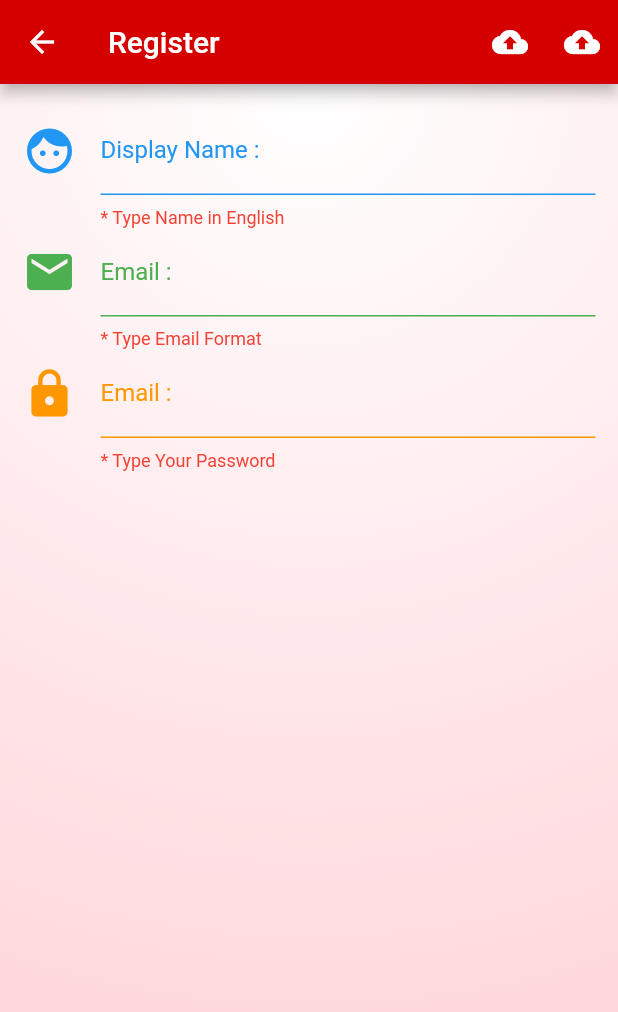
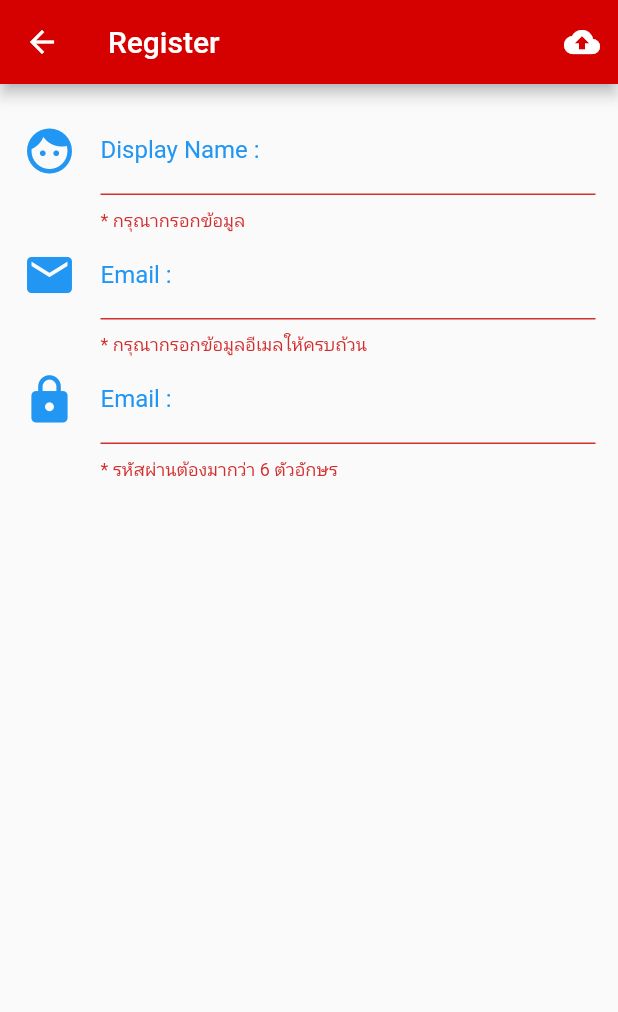
Before and after one commit to MMasterZ/armProject, a Flutter app: the Register screen opened directly, after a tap on the "cloud upload" icon, on a phone screen of 412 x 824 dp. Shown: the top 1012 px of the screen. Run offline on Flutter 3.47's test engine with Material 2 defaults, Android fonts, the phone set to English and light mode, and no system bars.

Commit message:
Register Validate

```diff
--- a/lib/screens/register.dart
+++ b/lib/screens/register.dart
@@ -9,12 +9,21 @@ class Register extends StatefulWidget {
 class _RegisterState extends State<Register> {
   // Explicit
   Color textColor = Colors.redAccent.shade700;
+  final formKey = GlobalKey<FormState>();
+  String name , email , password;
 
   // Methods
   Widget registerButton() {
     return IconButton(
       icon: Icon(Icons.cloud_upload),
-      onPressed: () {},
+      onPressed: () {
+        print('Register');
+
+        if (formKey.currentState.validate()) {
+          formKey.currentState.save();
+          print('name = $name , email = $email , password = $password');
+        }
+      },
     );
   }
 
@@ -35,9 +44,9 @@ class _RegisterState extends State<Register> {
         labelStyle: TextStyle(
           color: Colors.blue,
         ),
-        helperText: "* Type Name in English",
+        helperText: "Type Name in English",
         helperStyle: TextStyle(
-          color: Colors.red,
+          color: Colors.blue,
         ),
         hintText: "FirstName",
         hintStyle: TextStyle(
@@ -45,6 +54,15 @@ class _RegisterState extends State<Register> {
           color: Colors.grey[400],
         ),
       ),
+      validator: (String value) {
+        value = value.trim();
+        if (value.isEmpty) {
+          return '* กรุณากรอกข้อมูล';
+        }
+      },
+      onSaved: (String value){
+        name = value;
+      },
     );
   }
 
@@ -54,21 +72,21 @@ class _RegisterState extends State<Register> {
       decoration: InputDecoration(
         enabledBorder: UnderlineInputBorder(
           borderSide: BorderSide(
-            color: Colors.green,
+            color: Colors.blue,
           ),
         ),
         icon: Icon(
           Icons.email,
           size: 36.0,
-          color: Colors.green,
+          color: Colors.blue,
         ),
         labelText: "Email :",
         labelStyle: TextStyle(
-          color: Colors.green,
+          color: Colors.blue,
         ),
-        helperText: "* Type Email Format",
+        helperText: "Type Email Format",
         helperStyle: TextStyle(
-          color: Colors.red,
+          color: Colors.blue,
         ),
         hintText: "you@abc.com",
         hintStyle: TextStyle(
@@ -76,6 +94,14 @@ class _RegisterState extends State<Register> {
           color: Colors.grey[400],
         ),
       ),
+      validator: (String value) {
+        if (!((value.contains('@')) && (value.contains('.')))) {
+          return '* กรุณากรอกข้อมูลอีเมลให้ครบถ้วน';
+        }
+      },
+      onSaved: (String value){
+        email = value;
+      },
     );
   }
 
@@ -84,21 +110,21 @@ class _RegisterState extends State<Register> {
       decoration: InputDecoration(
         enabledBorder: UnderlineInputBorder(
           borderSide: BorderSide(
-            color: Colors.orange,
+            color: Colors.blue,
           ),
         ),
         icon: Icon(
           Icons.lock,
           size: 36.0,
-          color: Colors.orange,
+          color: Colors.blue,
         ),
         labelText: "Email :",
         labelStyle: TextStyle(
-          color: Colors.orange,
+          color: Colors.blue,
         ),
-        helperText: "* Type Your Password",
+        helperText: "Type Your Password",
         helperStyle: TextStyle(
-          color: Colors.red,
+          color: Colors.blue,
         ),
         hintText: "@gmail.com",
         hintStyle: TextStyle(
@@ -106,6 +132,14 @@ class _RegisterState extends State<Register> {
           color: Colors.grey[400],
         ),
       ),
+      validator: (String value) {
+        if (value.length < 6) {
+          return "* รหัสผ่านต้องมากว่า 6 ตัวอักษร";
+        }
+      },
+      onSaved: (String value){
+        password = value;
+      },
     );
   }
 
@@ -115,19 +149,14 @@ class _RegisterState extends State<Register> {
       appBar: AppBar(
         actions: <Widget>[
           registerButton(),
-          registerButton(),
         ],
         backgroundColor: textColor,
         title: Text('Register'),
       ),
       body: Center(
         child: Container(
-          decoration: BoxDecoration(
-            gradient: RadialGradient(
-                colors: [Colors.white, Colors.red.shade100],
-                radius: 2,
-                center: Alignment.topCenter),
-          ),
+          child: Form(
+            key: formKey,
             child: ListView(
               padding: EdgeInsets.only(left: 15.0, top: 15.0, right: 15.0),
               children: <Widget>[
@@ -138,6 +167,7 @@ class _RegisterState extends State<Register> {
             ),
           ),
         ),
+      ),
     );
   }
 }
```
Lines whose indentation alone changed are shown as unchanged.
